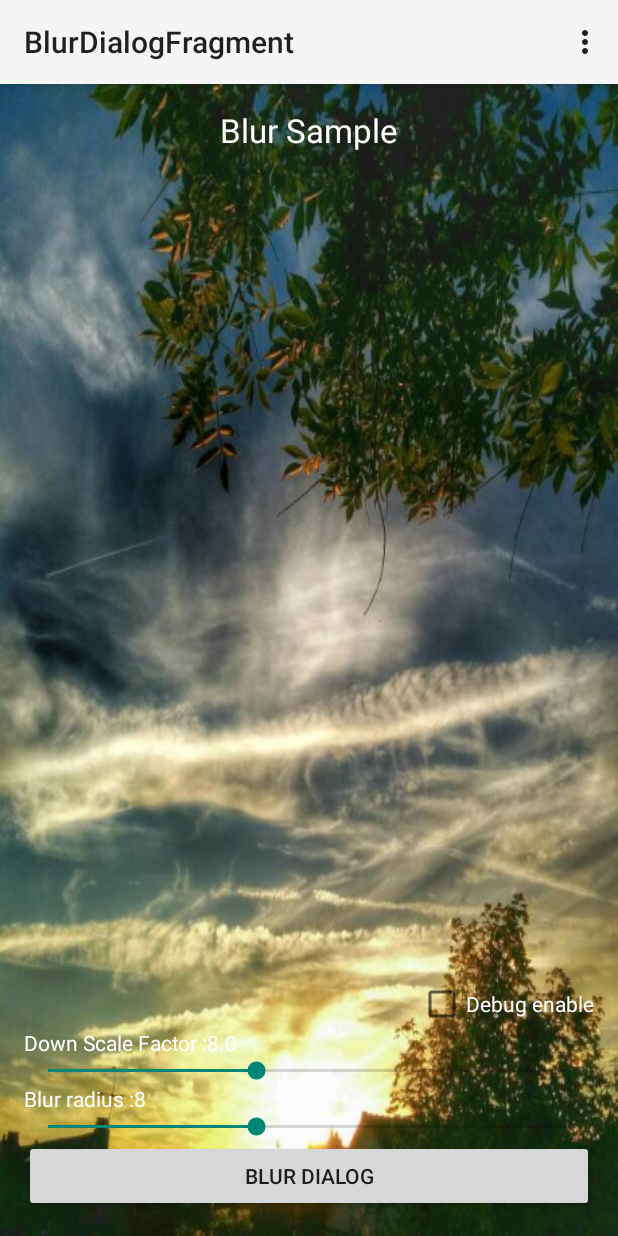
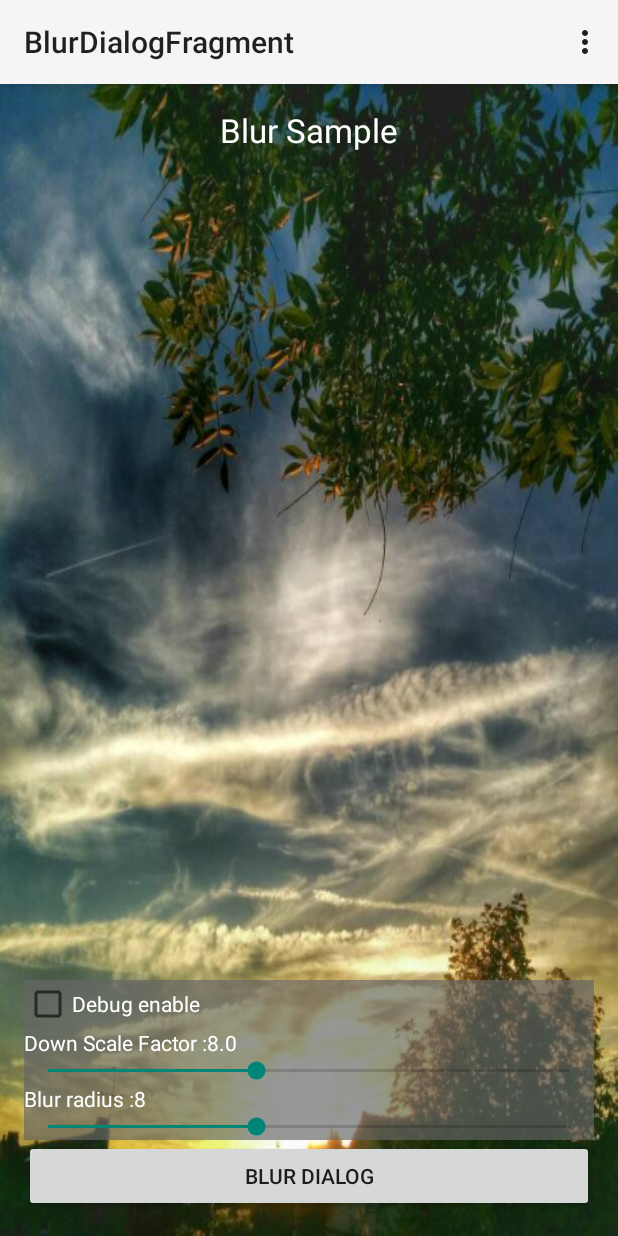
Before and after one commit to tvbarthel/BlurDialogFragment, an Android app: the screen it shows after launch (SampleActivity), on a phone screen of 412 x 824 dp. Run offline under Robolectric (Android 15) with nearby library versions, the phone set to English and light mode, and no system bars.

Commit message:
Tweak sample activity

```diff
--- a/sample/src/main/res/layout/activity_sample.xml
+++ b/sample/src/main/res/layout/activity_sample.xml
@@ -32,6 +32,7 @@
     <TextView
         android:layout_width="match_parent"
         android:layout_height="wrap_content"
+        android:background="@color/transparent_grey"
         android:textAppearance="?android:attr/textAppearanceSmall"
         android:text="@string/activity_sample_down_scale_factor"
         android:gravity="left"
@@ -44,12 +45,14 @@
         android:layout_width="match_parent"
         android:layout_height="wrap_content"
         android:id="@+id/downScaleFactorSeekbar"
+        android:background="@color/transparent_grey"
         android:layout_above="@+id/blurRadius"
         android:max="200" />
 
     <TextView
         android:layout_width="match_parent"
         android:layout_height="wrap_content"
+        android:background="@color/transparent_grey"
         android:textAppearance="?android:attr/textAppearanceSmall"
         android:text="@string/activity_sample_blur_radius"
         android:gravity="left"
@@ -61,16 +64,18 @@
     <SeekBar
         android:layout_width="match_parent"
         android:layout_height="wrap_content"
+        android:background="@color/transparent_grey"
         android:id="@+id/blurRadiusSeekbar"
         android:layout_above="@+id/button"
         android:max="20" />
 
     <CheckBox
-        android:layout_width="wrap_content"
+        android:layout_width="match_parent"
         android:layout_height="wrap_content"
         android:text="@string/activity_sample_blur_debug"
         android:textColor="@android:color/white"
         android:id="@+id/debugMode"
+        android:background="@color/transparent_grey"
         android:layout_above="@+id/downScalefactor"
         android:layout_alignParentRight="true" />
 
--- /dev/null
+++ b/sample/src/main/res/values/colors.xml
@@ -0,0 +1,4 @@
+<?xml version="1.0" encoding="utf-8"?>
+<resources>
+    <color name="transparent_grey">#AA666666</color>
+</resources>
```
